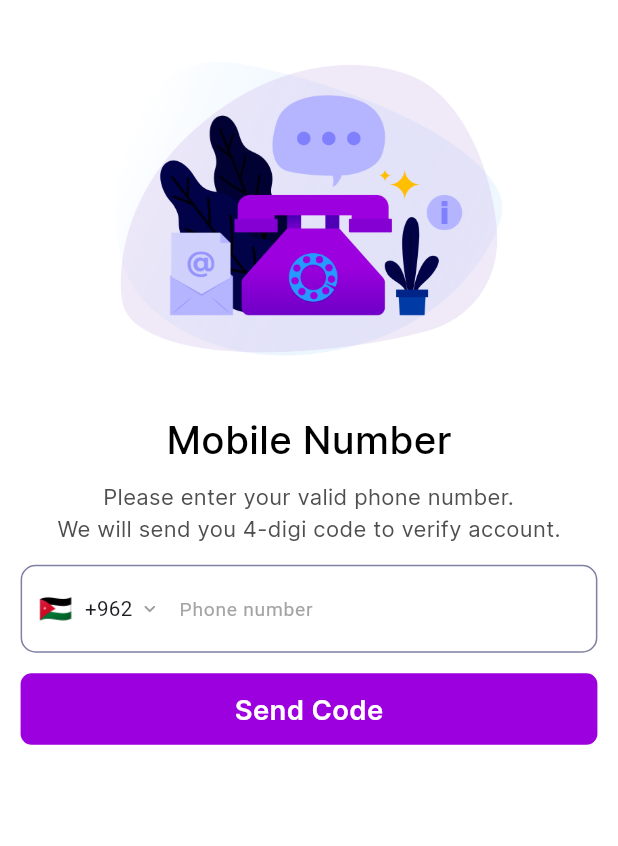
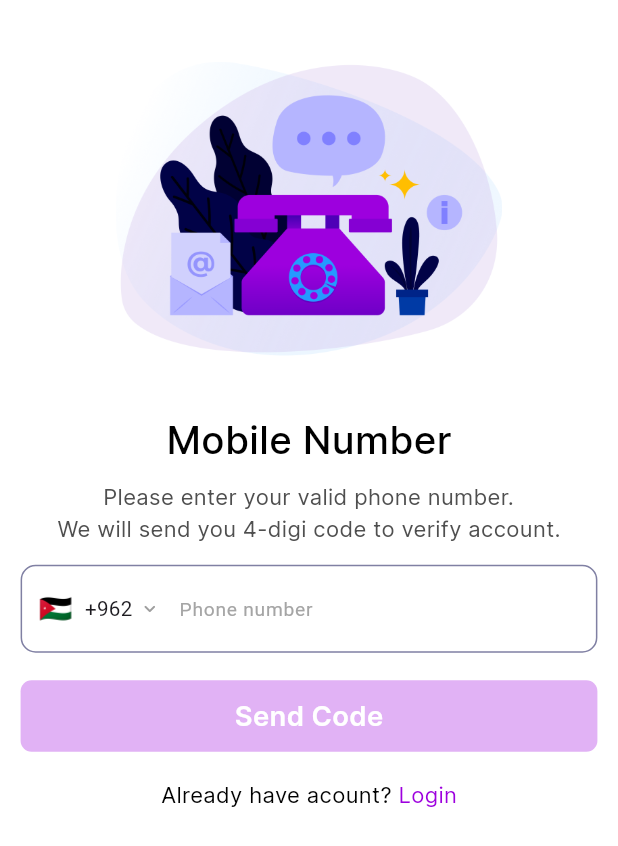
Before and after one commit to talha515/zarafa, a Flutter app: the MobileNUmber screen opened directly, on a phone screen of 412 x 824 dp. Shown: the top 846 px of the screen. Run offline on Flutter 3.47's test engine with Material 3 defaults, Android fonts, the phone set to English and light mode, and no system bars; drawn by our look-alikes of intl_phone_field; our stand-ins replace flutter_screenutil, get; Roboto replaces fonts that are missing (Cairo).

Commit message:
phone number

```diff
--- a/lib/screens/auth/mobile_number.dart
+++ b/lib/screens/auth/mobile_number.dart
@@ -1,3 +1,5 @@
+import 'dart:developer';
+
 import 'package:flutter/material.dart';
 import 'package:flutter_screenutil/flutter_screenutil.dart';
 import 'package:get/get_connect/http/src/utils/utils.dart';
@@ -14,6 +16,7 @@ class MobileNUmber extends StatefulWidget {
 }
 
 class _MobileNUmberState extends State<MobileNUmber> {
+  bool isNumberValid = false;
   @override
   Widget build(BuildContext context) {
     return Scaffold(
@@ -55,13 +58,16 @@ We will send you 4-digi code to verify account.''',
               height: 15.h,
             ),
             IntlPhoneField(
-              onSubmitted: (value) {
-                // if(value){}
-              },
               validator: (val) {
-                if (val!.number.isNotEmpty) {
-                  print('valid');
+                if (val!.completeNumber.length == 13) {
+                  log('valid');
+                  setState(() {
+                    isNumberValid = true;
+                  });
                 } else {
+                  setState(() {
+                    isNumberValid = false;
+                  });
                   print('object');
                 }
               },
@@ -126,14 +132,30 @@ We will send you 4-digi code to verify account.''',
               onChanged: (p) {},
             ),
             SizedBox(
-              height: 15.h,
+              height: 20.h,
             ),
             Button(
               text: 'Send Code',
+              color:
+                  isNumberValid ? primaryColor : primaryColor.withOpacity(0.3),
+            ),
+            SizedBox(
+              height: 20.h,
+            ),
+            Row(
+              mainAxisAlignment: MainAxisAlignment.center,
+              children: [
+                TextWidget(text: 'Already have acount?'),
+                TextWidget(
+                  text: ' Login',
+                  color: primaryColor,
+                ),
+              ],
             )
           ],
         ),
       ),
+      resizeToAvoidBottomInset: false,
     );
   }
 }
```
